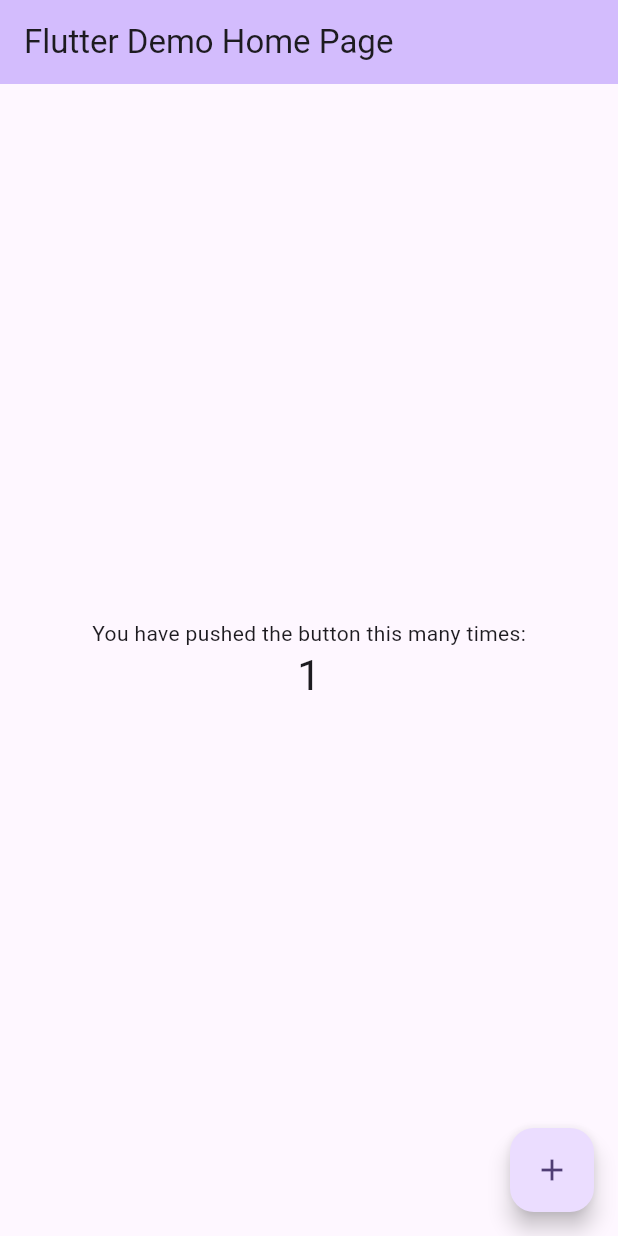
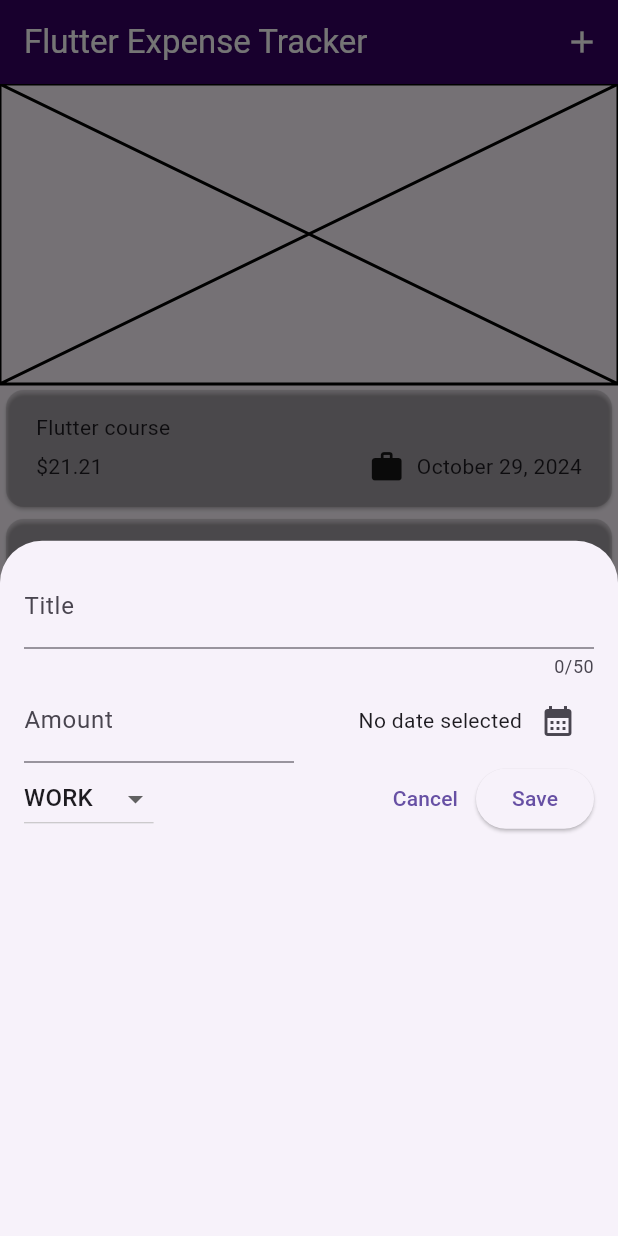
Before and after one commit to qntrung/expense-tracker-app, a Flutter app: the screen it shows after launch, after a tap on the "add" icon, on a phone screen of 412 x 824 dp. Run offline on Flutter 3.47's test engine with Material 3 defaults, Android fonts, the phone set to English and light mode, and no system bars.

Commit message:
add Expense

```diff
--- a/lib/main.dart
+++ b/lib/main.dart
@@ -1,125 +1,12 @@
+import 'package:expense_tracker_app/pages/expense_tracker.dart';
 import 'package:flutter/material.dart';
 
 void main() {
-  runApp(const MyApp());
+  runApp(
+    const MaterialApp(
+      debugShowCheckedModeBanner: false,
+      title: "Expense Tracker",
+      home: ExpenseTrackerScreen(),
+    ),
+  );
 }
-
-class MyApp extends StatelessWidget {
-  const MyApp({super.key});
-
-  // This widget is the root of your application.
-  @override
-  Widget build(BuildContext context) {
-    return MaterialApp(
-      title: 'Flutter Demo',
-      theme: ThemeData(
-        // This is the theme of your application.
-        //
-        // TRY THIS: Try running your application with "flutter run". You'll see
-        // the application has a purple toolbar. Then, without quitting the app,
-        // try changing the seedColor in the colorScheme below to Colors.green
-        // and then invoke "hot reload" (save your changes or press the "hot
-        // reload" button in a Flutter-supported IDE, or press "r" if you used
-        // the command line to start the app).
-        //
-        // Notice that the counter didn't reset back to zero; the application
-        // state is not lost during the reload. To reset the state, use hot
-        // restart instead.
-        //
-        // This works for code too, not just values: Most code changes can be
-        // tested with just a hot reload.
-        colorScheme: ColorScheme.fromSeed(seedColor: Colors.deepPurple),
-        useMaterial3: true,
-      ),
-      home: const MyHomePage(title: 'Flutter Demo Home Page'),
-    );
-  }
-}
-
-class MyHomePage extends StatefulWidget {
-  const MyHomePage({super.key, required this.title});
-
-  // This widget is the home page of your application. It is stateful, meaning
-  // that it has a State object (defined below) that contains fields that affect
-  // how it looks.
-
-  // This class is the configuration for the state. It holds the values (in this
-  // case the title) provided by the parent (in this case the App widget) and
-  // used by the build method of the State. Fields in a Widget subclass are
-  // always marked "final".
-
-  final String title;
-
-  @override
-  State<MyHomePage> createState() => _MyHomePageState();
-}
-
-class _MyHomePageState extends State<MyHomePage> {
-  int _counter = 0;
-
-  void _incrementCounter() {
-    setState(() {
-      // This call to setState tells the Flutter framework that something has
-      // changed in this State, which causes it to rerun the build method below
-      // so that the display can reflect the updated values. If we changed
-      // _counter without calling setState(), then the build method would not be
-      // called again, and so nothing would appear to happen.
-      _counter++;
-    });
-  }
-
-  @override
-  Widget build(BuildContext context) {
-    // This method is rerun every time setState is called, for instance as done
-    // by the _incrementCounter method above.
-    //
-    // The Flutter framework has been optimized to make rerunning build methods
-    // fast, so that you can just rebuild anything that needs updating rather
-    // than having to individually change instances of widgets.
-    return Scaffold(
-      appBar: AppBar(
-        // TRY THIS: Try changing the color here to a specific color (to
-        // Colors.amber, perhaps?) and trigger a hot reload to see the AppBar
-        // change color while the other colors stay the same.
-        backgroundColor: Theme.of(context).colorScheme.inversePrimary,
-        // Here we take the value from the MyHomePage object that was created by
-        // the App.build method, and use it to set our appbar title.
-        title: Text(widget.title),
-      ),
-      body: Center(
-        // Center is a layout widget. It takes a single child and positions it
-        // in the middle of the parent.
-        child: Column(
-          // Column is also a layout widget. It takes a list of children and
-          // arranges them vertically. By default, it sizes itself to fit its
-          // children horizontally, and tries to be as tall as its parent.
-          //
-          // Column has various properties to control how it sizes itself and
-          // how it positions its children. Here we use mainAxisAlignment to
-          // center the children vertically; the main axis here is the vertical
-          // axis because Columns are vertical (the cross axis would be
-          // horizontal).
-          //
-          // TRY THIS: Invoke "debug painting" (choose the "Toggle Debug Paint"
-          // action in the IDE, or press "p" in the console), to see the
-          // wireframe for each widget.
-          mainAxisAlignment: MainAxisAlignment.center,
-          children: <Widget>[
-            const Text(
-              'You have pushed the button this many times:',
-            ),
-            Text(
-              '$_counter',
-              style: Theme.of(context).textTheme.headlineMedium,
-            ),
-          ],
-        ),
-      ),
-      floatingActionButton: FloatingActionButton(
-        onPressed: _incrementCounter,
-        tooltip: 'Increment',
-        child: const Icon(Icons.add),
-      ), // This trailing comma makes auto-formatting nicer for build methods.
-    );
-  }
-}
--- /dev/null
+++ b/lib/models/expense_model.dart
@@ -0,0 +1,35 @@
+// ignore_for_file: public_member_api_docs, sort_constructors_first
+import 'package:flutter/material.dart';
+import 'package:intl/intl.dart';
+import 'package:uuid/uuid.dart';
+
+const uuid = Uuid();
+
+enum Category { food, leisure, flight, work }
+
+const categoryIcon = {
+  Category.food: Icons.lunch_dining,
+  Category.leisure: Icons.movie,
+  Category.flight: Icons.flight_takeoff,
+  Category.work: Icons.work,
+};
+
+final formatter = DateFormat.yMMMMd();
+
+class ExpenseModel {
+  String id;
+  String title;
+  double amount;
+  DateTime date;
+  Category category;
+  ExpenseModel({
+    required this.title,
+    required this.amount,
+    required this.date,
+    required this.category,
+  }) : id = uuid.v4();
+
+  get formattedDate {
+    return formatter.format(date);
+  }
+}
--- /dev/null
+++ b/lib/pages/expense_tracker.dart
@@ -0,0 +1,71 @@
+import 'package:expense_tracker_app/models/expense_model.dart';
+import 'package:expense_tracker_app/widgets/add_expense.dart';
+import 'package:expense_tracker_app/widgets/expense_chart.dart';
+import 'package:expense_tracker_app/widgets/expense_list.dart';
+import 'package:flutter/material.dart';
+
+class ExpenseTrackerScreen extends StatefulWidget {
+  const ExpenseTrackerScreen({super.key});
+
+  @override
+  State<ExpenseTrackerScreen> createState() => _ExpenseTrackerScreenState();
+}
+
+class _ExpenseTrackerScreenState extends State<ExpenseTrackerScreen> {
+  final List<ExpenseModel> _expenses = [
+    ExpenseModel(
+        title: "Flutter course",
+        amount: 21.21,
+        date: DateTime.now(),
+        category: Category.work),
+    ExpenseModel(
+        title: "Avatar 2",
+        amount: 14.65,
+        date: DateTime.now(),
+        category: Category.leisure)
+  ];
+
+  void _openAddExpenseOverlay() {
+    showModalBottomSheet(
+        context: context,
+        builder: (ctx) {
+          return AddExpense(
+            onAddExpense: _addExpense,
+          );
+        });
+  }
+
+  void _addExpense(ExpenseModel exp) {
+    setState(() {
+      _expenses.add(exp);
+    });
+  }
+
+  @override
+  Widget build(BuildContext context) {
+    return Scaffold(
+      appBar: AppBar(
+        title: const Text("Flutter Expense Tracker"),
+        centerTitle: false,
+        backgroundColor: const Color.fromARGB(255, 52, 0, 97),
+        foregroundColor: Colors.white,
+        actions: [
+          IconButton(
+            onPressed: _openAddExpenseOverlay,
+            icon: const Icon(Icons.add),
+          ),
+        ],
+      ),
+      body: Column(
+        children: [
+          const ExpenseChart(),
+          Expanded(
+            child: ExpenseList(
+              expenses: _expenses,
+            ),
+          ),
+        ],
+      ),
+    );
+  }
+}
--- /dev/null
+++ b/lib/widgets/add_expense.dart
@@ -0,0 +1,149 @@
+// ignore_for_file: public_member_api_docs, sort_constructors_first
+import 'package:expense_tracker_app/models/expense_model.dart';
+import 'package:flutter/material.dart';
+
+class AddExpense extends StatefulWidget {
+  const AddExpense({
+    super.key,
+    required this.onAddExpense,
+  });
+
+  final void Function(ExpenseModel expense) onAddExpense;
+
+  @override
+  State<AddExpense> createState() => _AddExpenseState();
+}
+
+class _AddExpenseState extends State<AddExpense> {
+  final _titleController = TextEditingController();
+  final _amountController = TextEditingController();
+  DateTime? _selectedDate;
+  Category _selectedCategory = Category.work;
+
+  Future<void> _presentDatePicker() async {
+    final now = DateTime.now();
+    final firstDate = DateTime(now.year - 1, now.month, now.day);
+    final pickedDate = await showDatePicker(
+        context: context, firstDate: firstDate, lastDate: now);
+    setState(() {
+      _selectedDate = pickedDate;
+    });
+  }
+
+  void _submitExpenseData() {
+    final amountNumber = double.tryParse(_amountController.text);
+    final amtIsInvalid = amountNumber == null || amountNumber <= 0;
+    if (_titleController.text.trim().isEmpty ||
+        amtIsInvalid ||
+        _selectedDate == null) {
+      showDialog(
+          context: context,
+          builder: (ctx) => AlertDialog(
+                title: const Text("Invalid input"),
+                content: const Text("Please check your data"),
+                actions: [
+                  TextButton(
+                    onPressed: () => Navigator.pop(ctx),
+                    child: const Text("Okay"),
+                  )
+                ],
+              ));
+      return;
+    }
+
+    widget.onAddExpense(
+      ExpenseModel(
+        title: _titleController.text.trim(),
+        amount: amountNumber,
+        date: _selectedDate!,
+        category: _selectedCategory,
+      ),
+    );
+  }
+
+  @override
+  void dispose() {
+    _titleController.dispose();
+    _amountController.dispose();
+    super.dispose();
+  }
+
+  @override
+  Widget build(BuildContext context) {
+    return Padding(
+      padding: const EdgeInsets.all(16.0),
+      child: Column(
+        children: [
+          TextField(
+            controller: _titleController,
+            maxLength: 50,
+            textAlign: TextAlign.start,
+            decoration: const InputDecoration(label: Text("Title")),
+          ),
+          Row(
+            children: [
+              Expanded(
+                child: TextField(
+                  controller: _amountController,
+                  keyboardType: TextInputType.number,
+                  decoration: const InputDecoration(
+                    label: Text("Amount"),
+                    prefixText: '\$ ',
+                  ),
+                ),
+              ),
+              const SizedBox(
+                width: 20,
+              ),
+              Expanded(
+                child: Row(
+                  mainAxisAlignment: MainAxisAlignment.end,
+                  crossAxisAlignment: CrossAxisAlignment.center,
+                  children: [
+                    Text(_selectedDate == null
+                        ? "No date selected"
+                        : formatter.format(_selectedDate!)),
+                    IconButton(
+                        onPressed: _presentDatePicker,
+                        icon: const Icon(Icons.calendar_month)),
+                  ],
+                ),
+              )
+            ],
+          ),
+          Row(
+            children: [
+              DropdownButton(
+                  value: _selectedCategory,
+                  items: Category.values
+                      .map(
+                        (cate) => DropdownMenuItem(
+                          value: cate,
+                          child: Text(
+                            cate.name.toUpperCase(),
+                          ),
+                        ),
+                      )
+                      .toList(),
+                  onChanged: (value) {
+                    setState(() {
+                      if (value == null) return;
+                      _selectedCategory = value;
+                    });
+                  }),
+              const Spacer(),
+              TextButton(
+                onPressed: () => Navigator.pop(context),
+                child: const Text("Cancel"),
+              ),
+              ElevatedButton(
+                onPressed: _submitExpenseData,
+                child: const Text("Save"),
+              )
+            ],
+          )
+        ],
+      ),
+    );
+  }
+}
--- /dev/null
+++ b/lib/widgets/expense_chart.dart
@@ -0,0 +1,13 @@
+import 'package:flutter/material.dart';
+
+class ExpenseChart extends StatelessWidget {
+  const ExpenseChart({super.key});
+
+  @override
+  Widget build(BuildContext context) {
+    return const Placeholder(
+      color: Colors.black,
+      fallbackHeight: 200,
+    );
+  }
+}
--- /dev/null
+++ b/lib/widgets/expense_item.dart
@@ -0,0 +1,42 @@
+// ignore_for_file: public_member_api_docs, sort_constructors_first
+import 'package:expense_tracker_app/models/expense_model.dart';
+import 'package:flutter/material.dart';
+
+class ExpenseItem extends StatelessWidget {
+  const ExpenseItem({
+    super.key,
+    required this.expense,
+  });
+
+  final ExpenseModel expense;
+
+  @override
+  Widget build(BuildContext context) {
+    return Card(
+      color: Colors.black12,
+      child: Padding(
+        padding: const EdgeInsets.symmetric(horizontal: 20, vertical: 15),
+        child: Column(
+          crossAxisAlignment: CrossAxisAlignment.start,
+          children: [
+            Text(expense.title),
+            const SizedBox(
+              height: 4,
+            ),
+            Row(
+              children: [
+                Text('\$${expense.amount.toStringAsFixed(2)}'),
+                const Spacer(),
+                Icon(categoryIcon[expense.category]),
+                const SizedBox(
+                  width: 8,
+                ),
+                Text(expense.formattedDate)
+              ],
+            )
+          ],
+        ),
+      ),
+    );
+  }
+}
--- /dev/null
+++ b/lib/widgets/expense_list.dart
@@ -0,0 +1,25 @@
+// ignore_for_file: public_member_api_docs, sort_constructors_first
+import 'package:expense_tracker_app/models/expense_model.dart';
+import 'package:expense_tracker_app/widgets/expense_item.dart';
+import 'package:flutter/material.dart';
+
+class ExpenseList extends StatelessWidget {
+  const ExpenseList({
+    super.key,
+    required this.expenses,
+  });
+
+  final List<ExpenseModel> expenses;
+
+  @override
+  Widget build(BuildContext context) {
+    return ListView.builder(
+      itemCount: expenses.length,
+      itemBuilder: (ctx, index) {
+        return ExpenseItem(
+          expense: expenses[index],
+        );
+      },
+    );
+  }
+}
--- a/pubspec.yaml
+++ b/pubspec.yaml
@@ -35,6 +35,8 @@ dependencies:
   # The following adds the Cupertino Icons font to your application.
   # Use with the CupertinoIcons class for iOS style icons.
   cupertino_icons: ^1.0.8
+  uuid: ^4.5.1
+  intl: ^0.19.0
 
 dev_dependencies:
   flutter_test:
```
Also changed, not shown: pubspec.lock.
